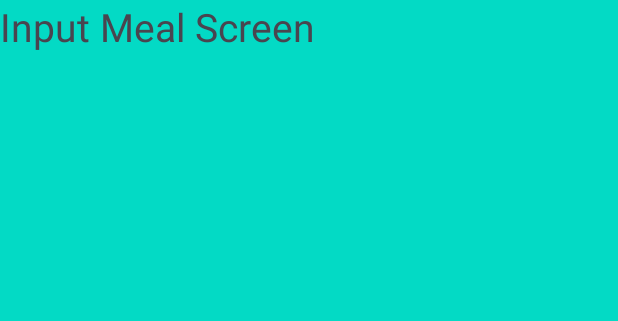
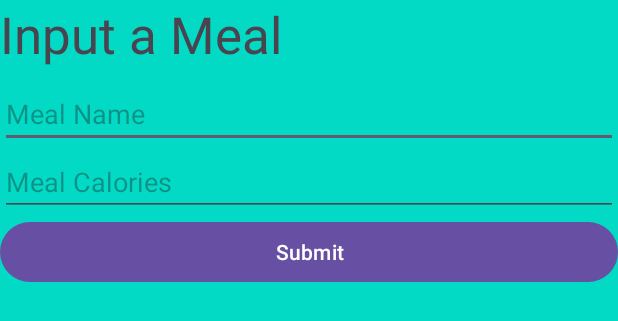
Before and after one commit to theflashwin/CS2340A_Team21, an Android app: the layout fragment_input_meal.xml on its own in the app's theme, with its tools: preview values and no code run, on a phone screen of 412 x 824 dp. Shown: the top 321 px of the screen. Run offline under Robolectric (Android 15) with nearby library versions, the phone set to English and light mode, and no system bars.

Commit message:
Finished some of task 2

```diff
--- a/app/src/main/res/layout/fragment_input_meal.xml
+++ b/app/src/main/res/layout/fragment_input_meal.xml
@@ -1,17 +1,39 @@
 <?xml version="1.0" encoding="utf-8"?>
-<FrameLayout xmlns:android="http://schemas.android.com/apk/res/android"
+<LinearLayout xmlns:android="http://schemas.android.com/apk/res/android"
     xmlns:tools="http://schemas.android.com/tools"
     android:layout_width="match_parent"
     android:layout_height="match_parent"
-    tools:context=".views.InputMealFragment"
-    android:background="@color/teal_200">
+    android:background="@color/teal_200"
+    android:orientation="vertical"
+    tools:context=".views.InputMealFragment" >
 
-    <!-- TODO: Update blank fragment layout -->
     <TextView
+        android:id="@+id/textView5"
         android:layout_width="match_parent"
-        android:layout_height="match_parent"
-        android:text="Input Meal Screen"
-        android:textSize="26dp"
-        android:layout_gravity="center"/>
+        android:layout_height="53dp"
+        android:text="Input a Meal"
+        android:textSize="34sp" />
 
-</FrameLayout>
+    <EditText
+        android:id="@+id/mealNameInput"
+        android:layout_width="match_parent"
+        android:layout_height="wrap_content"
+        android:ems="10"
+        android:hint="Meal Name"
+        android:inputType="text" />
+
+    <EditText
+        android:id="@+id/mealCaloriesInput"
+        android:layout_width="match_parent"
+        android:layout_height="wrap_content"
+        android:ems="10"
+        android:hint="Meal Calories"
+        android:inputType="number" />
+
+    <Button
+        android:id="@+id/mealSubmit"
+        android:layout_width="match_parent"
+        android:layout_height="wrap_content"
+        android:text="Submit" />
+
+</LinearLayout>
```
Also changed, not shown: app/src/main/java/com/example/cs2340a_team21/model/Meal.java (added, +44 -0 lines), app/src/main/java/com/example/cs2340a_team21/viewmodels/InputMealViewModel.java (added, +28 -0 lines), app/src/main/java/com/example/cs2340a_team21/views/InputMealFragment.java (+21 -1 lines).
